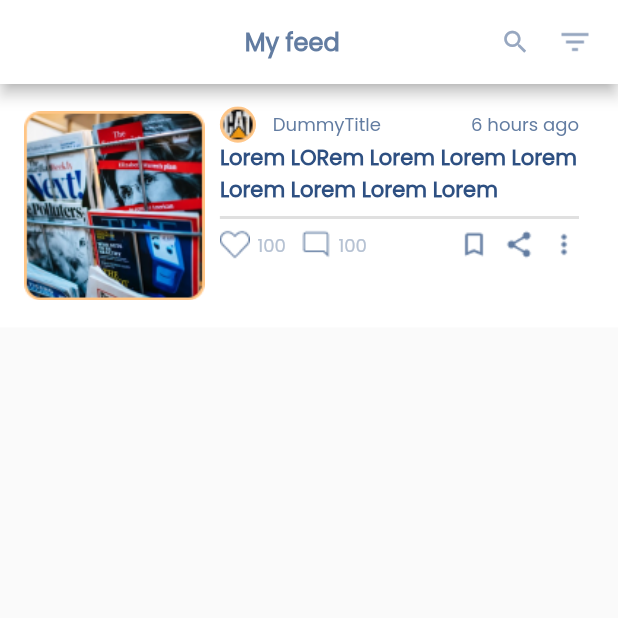
After one commit to S-Sahanii0/news_app, a Flutter app: the MyFeedScreen screen opened by its route, on a phone screen of 412 x 824 dp, the top half of it. The commit adds this screen. Run offline on Flutter 3.47's test engine with Material 2 defaults, Android fonts, the light colour scheme and no system bars; our stand-ins replace bloc, cloud_firestore, equatable, firebase_auth, firebase_core, flutter_bloc and 2 more; accounts and stored records are empty; network calls fail.

Commit message:
my feed ui completed

```diff
--- a/lib/base_screen.dart
+++ b/lib/base_screen.dart
@@ -3,6 +3,7 @@ import 'package:flutter/material.dart';
 import 'package:news_app/features/auth/screens/auth_test.dart';
 import 'package:news_app/features/auth/screens/login_screen.dart';
 import 'package:news_app/features/auth/services/auth_service.dart';
+import 'package:news_app/features/news_feed/screens/my_feed.dart';
 
 class BaseScreen extends StatelessWidget {
   BaseScreen({Key? key}) : super(key: key);
@@ -16,7 +17,7 @@ class BaseScreen extends StatelessWidget {
         stream: _authService.checkUser(),
         builder: (context, snapshot) {
           if (snapshot.data != null) {
-            return const AuthTest();
+            return const MyFeedScreen();
           }
           if (snapshot.data == null) {
             return LoginScreen();
--- a/lib/config/app_router.dart
+++ b/lib/config/app_router.dart
@@ -6,6 +6,7 @@ import 'package:news_app/features/auth/bloc/auth_bloc.dart';
 import 'package:news_app/features/auth/screens/auth_test.dart';
 import 'package:news_app/features/auth/screens/login_screen.dart';
 import 'package:news_app/features/auth/screens/sign_up_screen.dart';
+import 'package:news_app/features/news_feed/screens/my_feed.dart';
 
 import 'theme/app_colors.dart';
 
@@ -32,11 +33,11 @@ Route<dynamic> generateRoute(RouteSettings settings) {
                 child: const LoginScreen(),
               ));
 
-    case AuthTest.route:
+    case MyFeedScreen.route:
       return MaterialPageRoute(
           builder: (context) => BlocProvider.value(
                 value: _authBloc,
-                child: AuthTest(),
+                child: const MyFeedScreen(),
               ));
 
     default:
--- a/lib/config/theme/app_icons.dart
+++ b/lib/config/theme/app_icons.dart
@@ -3,4 +3,15 @@ import 'package:flutter/material.dart';
 class AppIcons {
   static const google = AssetImage('assets/images/google.png');
   static const facebook = AssetImage('assets/images/facebook.png');
+  static const filter = AssetImage('assets/images/filter_list.png');
+  static const dummy = AssetImage('assets/images/dummy.png');
+  static const dummyChannel = AssetImage('assets/images/dummy_channel.png');
+  static const heart = AssetImage('assets/images/heart.png');
+  static const heartTapped = AssetImage('assets/images/heart_tapped.png');
+  static const bookmark = AssetImage('assets/images/bookmark.png');
+  static const bookmarkTapped = AssetImage('assets/images/bookmark_tapped.png');
+  static const comment = AssetImage('assets/images/comment.png');
+  static const commentTapped = AssetImage('assets/images/comment_tapped.png');
+  static const share = AssetImage('assets/images/share.png');
+  static const hamburger = AssetImage('assets/images/hamburger.png');
 }
--- a/lib/config/theme/app_styles.dart
+++ b/lib/config/theme/app_styles.dart
@@ -11,6 +11,10 @@ class AppStyle {
       fontFamily: 'PoppinsRegular',
       fontWeight: FontWeight.w700,
       fontSize: 16.sp);
+  static TextStyle boldText14 = TextStyle(
+      fontFamily: 'PoppinsRegular',
+      fontWeight: FontWeight.w700,
+      fontSize: 14.sp);
 
   //SemiBoldTextStyle
   static TextStyle semiBoldText16 = TextStyle(
@@ -61,6 +65,10 @@ class AppStyle {
       fontFamily: 'PoppinsRegular',
       fontWeight: FontWeight.w400,
       fontSize: 12.sp);
+  static TextStyle regularText10 = TextStyle(
+      fontFamily: 'PoppinsRegular',
+      fontWeight: FontWeight.w400,
+      fontSize: 10.sp);
 
   //Light TextStyle
   static TextStyle lightText12 = TextStyle(
--- a/lib/features/auth/screens/sign_up_screen.dart
+++ b/lib/features/auth/screens/sign_up_screen.dart
@@ -11,6 +11,7 @@ import 'package:news_app/features/auth/models/user_model.dart';
 import 'package:news_app/features/auth/screens/auth_test.dart';
 import 'package:news_app/features/auth/screens/login_screen.dart';
 import 'package:news_app/features/auth/widgets/sign_up_form.dart';
+import 'package:news_app/features/news_feed/screens/my_feed.dart';
 
 class SignUpScreen extends StatefulWidget {
   const SignUpScreen({Key? key}) : super(key: key);
@@ -29,7 +30,7 @@ class _SignUpScreenState extends State<SignUpScreen> {
       buildWhen: (prev, current) => prev != current,
       listener: (context, state) {
         if (state is AuthSuccess) {
-          Navigator.of(context).pushReplacementNamed(AuthTest.route);
+          Navigator.of(context).pushReplacementNamed(MyFeedScreen.route);
         }
         if (state is LogoutState) {
           Navigator.of(context).pushReplacementNamed(LoginScreen.route);
--- /dev/null
+++ b/lib/features/news_feed/screens/my_feed.dart
@@ -0,0 +1,52 @@
+import 'package:flutter/material.dart';
+import 'package:flutter_screenutil/flutter_screenutil.dart';
+import 'package:news_app/config/theme/app_colors.dart';
+import 'package:news_app/config/theme/app_icons.dart';
+import 'package:news_app/config/theme/app_styles.dart';
+import 'package:news_app/features/news_feed/screens/widgets/news_detail_card.dart';
+
+class MyFeedScreen extends StatefulWidget {
+  const MyFeedScreen({Key? key}) : super(key: key);
+  static const String route = '/kRouteFeed';
+
+  @override
+  _MyFeedScreenState createState() => _MyFeedScreenState();
+}
+
+class _MyFeedScreenState extends State<MyFeedScreen> {
+  @override
+  Widget build(BuildContext context) {
+    return Scaffold(
+        resizeToAvoidBottomInset: true,
+        appBar: AppBar(
+          backgroundColor: AppColors.appWhite,
+          title: Center(
+            child: Text(
+              "My feed",
+              style: AppStyle.semiBoldText16
+                  .copyWith(color: AppColors.darkBlueShade2),
+            ),
+          ),
+          actions: const [
+            Icon(
+              Icons.search_outlined,
+              size: 20,
+              color: AppColors.darkBlueShade3,
+            ),
+            Image(image: AppIcons.filter)
+          ],
+        ),
+        body: NewsDetailCard(
+            newsTitle: "DummyTitle",
+            newsDescription:
+                "Lorem LORem Lorem Lorem Lorem Lorem Lorem Lorem Lorem",
+            newsTime: "6 hours ago",
+            numberOfLikes: "100",
+            numberOfComments: "100",
+            onTapHeart: () {},
+            onTapComment: () {},
+            onTapBookmark: () {},
+            onTapShare: () {},
+            onTapMenu: () {}));
+  }
+}
--- /dev/null
+++ b/lib/features/news_feed/screens/widgets/news_detail_card.dart
@@ -0,0 +1,158 @@
+import 'package:flutter/material.dart';
+import 'package:flutter_screenutil/flutter_screenutil.dart';
+import 'package:news_app/config/theme/app_icons.dart';
+import 'package:news_app/config/theme/theme.dart';
+
+class NewsDetailCard extends StatefulWidget {
+  final String newsTitle;
+  final String newsDescription;
+  final String newsTime;
+  final String numberOfLikes;
+  final String numberOfComments;
+  bool? isHeart;
+  bool? isBookmark;
+  final VoidCallback onTapHeart;
+  final VoidCallback onTapComment;
+  final VoidCallback onTapBookmark;
+  final VoidCallback onTapShare;
+  final VoidCallback onTapMenu;
+
+  NewsDetailCard(
+      {Key? key,
+      required this.newsTitle,
+      required this.newsDescription,
+      required this.newsTime,
+      required this.numberOfLikes,
+      required this.numberOfComments,
+      required this.onTapHeart,
+      required this.onTapComment,
+      required this.onTapBookmark,
+      required this.onTapShare,
+      required this.onTapMenu,
+      this.isHeart = false,
+      this.isBookmark = false})
+      : super(key: key);
+
+  @override
+  _NewsDetailCardState createState() => _NewsDetailCardState();
+}
+
+class _NewsDetailCardState extends State<NewsDetailCard> {
+  ImageProvider isHeart = AppIcons.heart;
+  ImageProvider isComment = AppIcons.comment;
+  ImageProvider isBookmark = AppIcons.bookmark;
+
+  @override
+  Widget build(BuildContext context) {
+    return ColoredBox(
+      color: AppColors.appWhite,
+      child: Padding(
+        padding: const EdgeInsets.symmetric(horizontal: 16, vertical: 10),
+        child: Row(
+          crossAxisAlignment: CrossAxisAlignment.start,
+          children: [
+            Image(
+              image: AppIcons.dummy,
+              height: 126.h,
+              width: 120.w,
+            ),
+            Expanded(
+              child: Padding(
+                padding:
+                    const EdgeInsets.symmetric(horizontal: 10, vertical: 5),
+                child: Column(
+                  mainAxisSize: MainAxisSize.min,
+                  crossAxisAlignment: CrossAxisAlignment.start,
+                  mainAxisAlignment: MainAxisAlignment.start,
+                  children: [
+                    Row(
+                      children: [
+                        const CircleAvatar(
+                          backgroundColor: AppColors.yellowShade2,
+                          radius: 12,
+                          backgroundImage: ExactAssetImage(
+                              "assets/images/dummy_channel.png"),
+                        ),
+                        SizedBox(
+                          width: 10.h,
+                        ),
+                        Text(widget.newsTitle,
+                            style: AppStyle.regularText12
+                                .copyWith(color: AppColors.darkBlueShade2)),
+                        const Spacer(),
+                        Text(widget.newsTime,
+                            style: AppStyle.regularText12
+                                .copyWith(color: AppColors.darkBlueShade2)),
+                      ],
+                    ),
+                    Flexible(
+                      flex: 2,
+                      child: Text(
+                        widget.newsDescription,
+                        style: AppStyle.boldText14
+                            .copyWith(color: AppColors.darkBlueShade1),
+                        overflow: TextOverflow.ellipsis,
+                        maxLines: 3,
+                      ),
+                    ),
+                    const Divider(
+                      thickness: 2,
+                    ),
+                    Row(
+                      crossAxisAlignment: CrossAxisAlignment.end,
+                      children: [
+                        InkWell(
+                          onTap: widget.onTapHeart,
+                          child: Image(
+                              image: widget.isHeart!
+                                  ? AppIcons.heartTapped
+                                  : AppIcons.heart),
+                        ),
+                        Padding(
+                          padding: const EdgeInsets.symmetric(horizontal: 5),
+                          child: Text(
+                            "100",
+                            style: AppStyle.regularText12
+                                .copyWith(color: AppColors.greyShade2),
+                          ),
+                        ),
+                        SizedBox(
+                          width: 5.w,
+                        ),
+                        InkWell(
+                            onTap: widget.onTapComment,
+                            child: const Image(image: AppIcons.comment)),
+                        Padding(
+                          padding: const EdgeInsets.symmetric(horizontal: 5),
+                          child: Text(
+                            "100",
+                            style: AppStyle.regularText12
+                                .copyWith(color: AppColors.greyShade2),
+                          ),
+                        ),
+                        const Spacer(),
+                        InkWell(
+                          onTap: widget.onTapBookmark,
+                          child: const Image(image: AppIcons.bookmark),
+                        ),
+                        Padding(
+                          padding: const EdgeInsets.symmetric(horizontal: 10),
+                          child: InkWell(
+                              onTap: widget.onTapShare,
+                              child: const Image(image: AppIcons.share)),
+                        ),
+                        InkWell(
+                            onTap: () {},
+                            child: const Image(image: AppIcons.hamburger)),
+                      ],
+                    ),
+                  ],
+                ),
+              ),
+            ),
+          ],
+        ),
+      ),
+    );
+  }
+}
```
Also changed, not shown: assets/images/bookmark.png (added), assets/images/bookmark_tapped.png (added), assets/images/comment.png (added), assets/images/comment_tapped.png (added), assets/images/dummy.png (added), assets/images/dummy_channel.png (added), assets/images/filter_list.png (added), assets/images/hamburger.png (added), assets/images/heart.png (added), assets/images/heart_tapped.png (added), assets/images/share.png (added).
